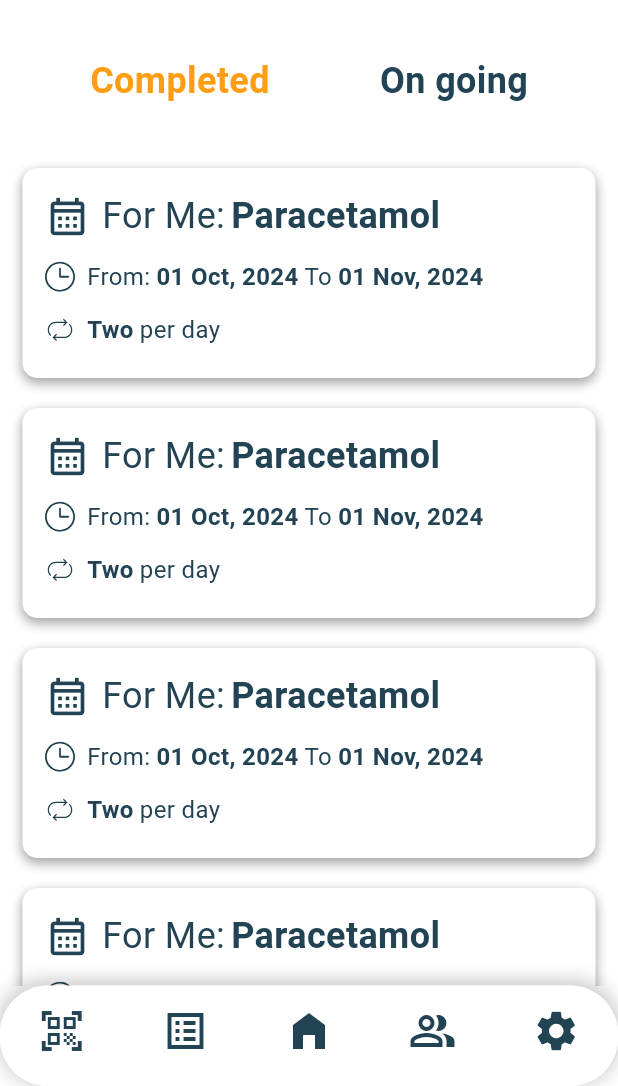
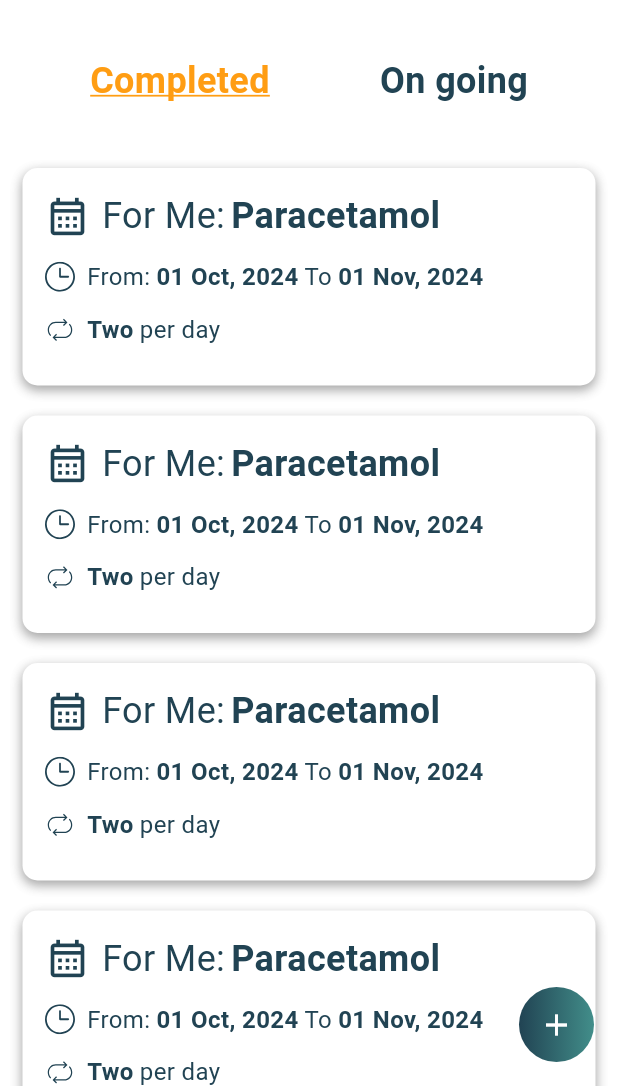
Before and after one commit to ENSIA-AI/Wise-Dose, a Flutter app: the History screen opened directly, on a phone screen of 412 x 824 dp, the part 150-1236 px from its top. Run offline on Flutter 3.47's test engine with Material 3 defaults, Android fonts, the phone set to English and light mode, and no system bars; our stand-ins replace flutter_svg, numberpicker, table_calendar.

Commit message:
added floating button, edited arrow back and edidted bottom nav bar to suit everything

```diff
--- a/lib/views/screens/history.dart
+++ b/lib/views/screens/history.dart
@@ -1,9 +1,10 @@
 // ignore_for_file: avoid_unnecessary_containers, prefer_const_constructors, prefer_const_literals_to_create_immutables, non_constant_identifier_names
 
 import 'package:flutter/material.dart';
+import 'package:wise_dose/views/screens/medication-info.dart';
+import 'package:wise_dose/views/themes/style_simple/colors.dart';
 import 'package:wise_dose/views/themes/style_simple/styles.dart';
 import 'package:wise_dose/views/widgets/app_bar.dart';
-import 'package:wise_dose/views/widgets/bottom_bar.dart';
 import 'package:flutter_svg/flutter_svg.dart';
 
 class History extends StatefulWidget {
@@ -14,11 +15,32 @@ class History extends StatefulWidget {
 }
 
 class _HistoryState extends State<History> {
+  bool completed_selected = true;
+
   @override
   Widget build(BuildContext context) {
     return Scaffold(
       backgroundColor: Colors.white,
-      bottomNavigationBar: getBottomBarWidget(context),
+      //bottomNavigationBar: Bottom_Nav_Bar(),
+      floatingActionButton: GestureDetector(
+        onTap: () {
+          Navigator.push(context,
+              MaterialPageRoute(builder: (context) => MedicationInfo()));
+          setState(() {
+
+          });
+        },
+        child: Container(
+          width: 50,
+          height: 50,
+          decoration:
+              BoxDecoration(shape: BoxShape.circle, gradient: buttonColor),
+          child: Icon(
+            Icons.add,
+            color: Colors.white,
+          ),
+        ),
+      ),
       body: Column(
         children: [
           // Fixed AppBar
@@ -31,18 +53,36 @@ class _HistoryState extends State<History> {
             child: Row(
               mainAxisAlignment: MainAxisAlignment.spaceBetween,
               children: [
-                Text(
-                  'Completed',
-                  style: orangeBoldHeaderText,
+                GestureDetector(
+                  onTap: () {
+                    completed_selected = !completed_selected;
+                    setState(() {});
+                  },
+                  child: Text(
+                    'Completed',
+                    style: completed_selected
+                        ? orangeBoldHeaderTextUnderlined
+                        : greyBoldHeaderText,
+                  ),
                 ),
-                Text(
-                  'On going',
-                  style: greyBoldHeaderText,
+                GestureDetector(
+                  onTap: () {
+                    completed_selected = !completed_selected;
+                    setState(() {});
+                  },
+                  child: Text(
+                    'On going',
+                    style: completed_selected
+                        ? greyBoldHeaderText
+                        : orangeBoldHeaderTextUnderlined,
+                  ),
                 ),
               ],
             ),
           ),
-          SizedBox(height: 20,),
+          SizedBox(
+            height: 20,
+          ),
           // Scrollable Content
           Expanded(
             child: SingleChildScrollView(
@@ -68,7 +108,7 @@ class _HistoryState extends State<History> {
 
   Widget ReminderContanier() {
     return Container(
-      height: 140,
+      height: 145,
       margin: EdgeInsets.symmetric(horizontal: 15),
       padding: EdgeInsets.all(15),
       decoration: BoxDecoration(
--- a/lib/views/screens/medication-info.dart
+++ b/lib/views/screens/medication-info.dart
@@ -4,7 +4,6 @@ import 'package:flutter/material.dart';
 import 'package:wise_dose/views/themes/style_simple/colors.dart';
 import 'package:wise_dose/views/themes/style_simple/styles.dart';
 import 'package:wise_dose/views/widgets/app_bar_arrow_back.dart';
-import 'package:wise_dose/views/widgets/bottom_bar.dart';
 import 'package:wise_dose/views/widgets/gradient_button.dart';
 import 'package:wise_dose/views/widgets/number_picker.dart';
 import 'package:wise_dose/views/widgets/switch_button.dart';
@@ -24,11 +23,11 @@ class _MedicationInfoState extends State<MedicationInfo> {
   Widget build(BuildContext context) {
     return Scaffold(
       backgroundColor: Colors.white,
-      bottomNavigationBar: getBottomBarWidget(context),
+      //bottomNavigationBar: Bottom_Nav_Bar(),
       body: SingleChildScrollView(
         child: Column(
           children: [
-            getAppBarArrowBack(),
+            getAppBarArrowBack(context),
             NumberPage(),
             Form(
                 key: _formGlobalKey,
--- a/lib/views/screens/scanner.dart
+++ b/lib/views/screens/scanner.dart
@@ -5,7 +5,6 @@ import 'package:flutter_svg/flutter_svg.dart';
 import 'package:wise_dose/views/themes/style_simple/colors.dart';
 import 'package:wise_dose/views/themes/style_simple/styles.dart';
 import 'package:wise_dose/views/widgets/app_bar.dart';
-import 'package:wise_dose/views/widgets/bottom_bar.dart';
 import 'package:wise_dose/views/widgets/gradient_button.dart';
 
 class Scanner extends StatefulWidget {
@@ -19,7 +18,7 @@ class _ScannerState extends State<Scanner> {
   @override
   Widget build(BuildContext context) {
     return Scaffold(
-      bottomNavigationBar: getBottomBarWidget(context),
+      //bottomNavigationBar: Bottom_Nav_Bar(),
       backgroundColor: Colors.white,
       body: Column(
         children: [
--- a/lib/views/themes/style_simple/styles.dart
+++ b/lib/views/themes/style_simple/styles.dart
@@ -90,7 +90,15 @@ const orangeHeaderText = TextStyle(
 const orangeBoldHeaderText = TextStyle(
   fontSize: 24,
   fontWeight: FontWeight.w700,
+  color: orange
+);
+
+const orangeBoldHeaderTextUnderlined = TextStyle(
+  fontSize: 24,
+  fontWeight: FontWeight.w700,
   color: orange,
+  decoration: TextDecoration.underline,
+  decorationColor: orange
 );
 
 const greyBoldHeaderText =
```
Also changed, not shown: lib/main.dart (+4 -4 lines), lib/views/screens/calendar_page.dart (+6 -3 lines), lib/views/widgets/app_bar_arrow_back.dart (+7 -3 lines), lib/views/widgets/bottom_bar.dart (+109 -0 lines).
